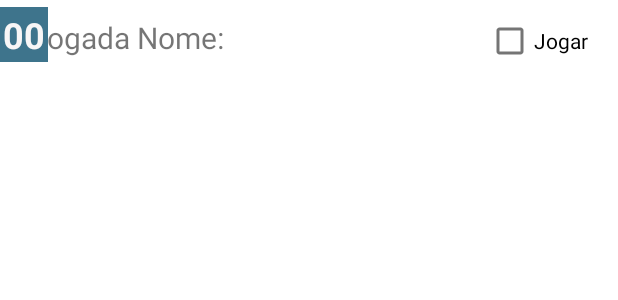
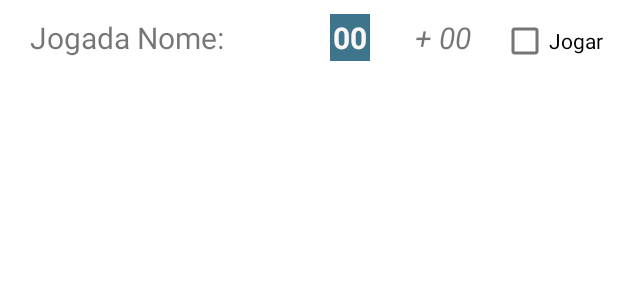
Before and after one commit to dduartevla/Yahtzee, an Android app: the layout jogada_layout.xml on its own in the app's theme, with its tools: preview values and no code run, on a phone screen of 412 x 824 dp. Shown: the top 300 px of the screen. Run offline under Robolectric (Android 15) with nearby library versions, the phone set to English and light mode, and no system bars.

Commit message:
Amarrei o recycleView das Jogagas com a MainActivity. Consegui rodar o aplicativo. Consertei o jogada_layout.xml, agora os pontos aparecem no  lugar certo.

```diff
--- a/app/src/main/java/ufjf/dcc/debora/yahtzee/Jogada.java
+++ b/app/src/main/java/ufjf/dcc/debora/yahtzee/Jogada.java
@@ -2,7 +2,7 @@ package ufjf.dcc.debora.yahtzee;
 
 public class Jogada {
     private final String nome;
-    private int pontos;
+    private Integer pontos;
 
     public Jogada (String nome){
         this.nome = nome;
@@ -13,11 +13,11 @@ public class Jogada {
         return nome;
     }
 
-    public int getPontos() {
+    public Integer getPontos() {
         return pontos;
     }
 
-    public void setPontos(int pontos) {
+    public void setPontos(Integer pontos) {
         this.pontos = pontos;
     }
 }
--- a/app/src/main/res/layout/jogada_layout.xml
+++ b/app/src/main/res/layout/jogada_layout.xml
@@ -21,32 +21,34 @@
         android:id="@+id/textViewPontos"
         android:layout_width="wrap_content"
         android:layout_height="wrap_content"
+        android:layout_marginEnd="30dp"
         android:background="#3E748C"
         android:padding="2sp"
         android:text="00"
         android:textColor="#F8F6F6"
-        android:textSize="24sp"
+        android:textSize="20sp"
         android:textStyle="bold"
         app:layout_constraintBaseline_toBaselineOf="@+id/textViewJogadaNome"
-        tools:layout_editor_absoluteX="168dp" />
+        app:layout_constraintEnd_toStartOf="@+id/textViewCalculoPontos" />
 
     <CheckBox
         android:id="@+id/checkBoxJogar"
         android:layout_width="wrap_content"
         android:layout_height="wrap_content"
-        android:layout_marginEnd="20dp"
+        android:layout_marginEnd="10dp"
         android:text="Jogar"
-        app:layout_constraintBaseline_toBaselineOf="@+id/textViewPontos"
+        app:layout_constraintBaseline_toBaselineOf="@+id/textViewCalculoPontos"
         app:layout_constraintEnd_toEndOf="parent" />
 
     <TextView
         android:id="@+id/textViewCalculoPontos"
         android:layout_width="wrap_content"
         android:layout_height="wrap_content"
-        android:textSize="24sp"
+        android:layout_marginEnd="20dp"
+        android:text="+ 00"
+        android:textSize="20sp"
         android:textStyle="italic"
         app:layout_constraintBaseline_toBaselineOf="@+id/textViewPontos"
-        app:layout_constraintEnd_toStartOf="@+id/checkBoxJogar"
-        app:layout_constraintStart_toEndOf="@+id/textViewPontos" />
+        app:layout_constraintEnd_toStartOf="@+id/checkBoxJogar" />
 
 </androidx.constraintlayout.widget.ConstraintLayout>
```
Also changed, not shown: app/src/main/java/ufjf/dcc/debora/yahtzee/JogadaAdapter.java (+4 -4 lines), app/src/main/java/ufjf/dcc/debora/yahtzee/MainActivity.java (+17 -13 lines).
